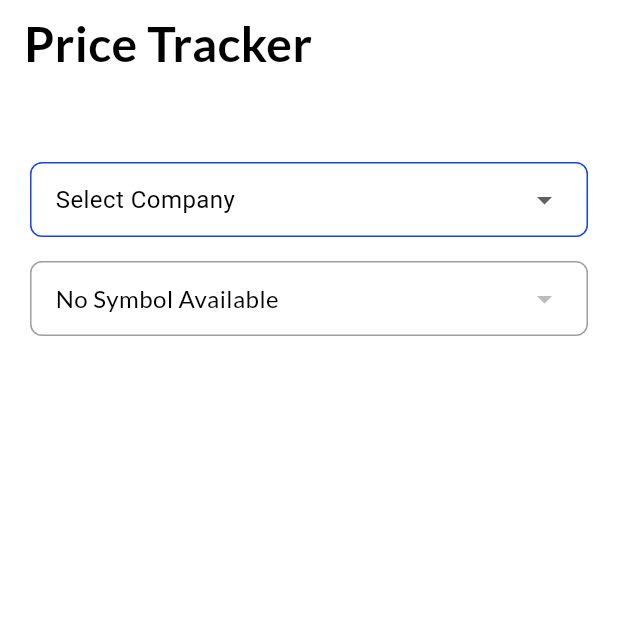
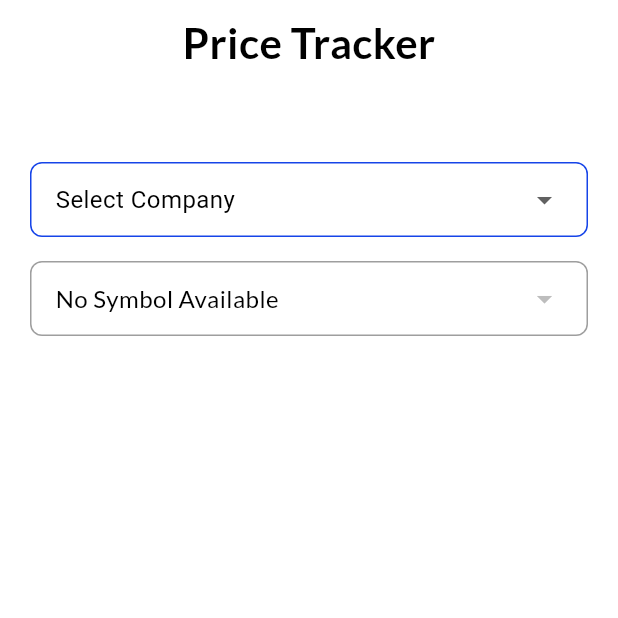
Before and after one commit to Fatimamostafa/price_tracker, a Flutter app: the screen it shows after launch, on a phone screen of 412 x 824 dp, the top half of it. Run offline on Flutter 3.47's test engine with Material 2 defaults, Android fonts, the phone set to English and light mode, and no system bars; our stand-ins replace flutter_bloc, freezed_annotation, get_it; network calls fail.

Commit message:
price color change

```diff
--- a/lib/src/core/values/colors.dart
+++ b/lib/src/core/values/colors.dart
@@ -4,6 +4,8 @@ class AppColors {
   static const Color yellow = Color(0xffFEF074);
   static const Color purple = Color(0xff4E4CEC);
   static const Color blue = Color(0xff1644E8);
+  static const Color red = Color(0xffC72D2D);
+  static const Color green = Color(0xff009B2B);
   static const Color background = Color(0xffEFEFEF);
   static const Color subtitle = Color.fromRGBO(0, 0, 0, 0.87);
   static const Color title = Color.fromRGBO(0, 0, 0, 0);
--- a/lib/src/core/values/constants.dart
+++ b/lib/src/core/values/constants.dart
@@ -18,5 +18,6 @@ class Constants {
   static const String  dropdownSymbolHint = 'Select Symbol';
   static const String  dropdownEmptySymbolHint = 'No Symbol Available';
   static const String  appTitle = "Price Tracker";
+  static const String price = 'Price: ';
 
 }
--- a/lib/src/core/widgets/text.dart
+++ b/lib/src/core/widgets/text.dart
@@ -67,7 +67,7 @@ extension TextTypeExtension on TextType {
       case TextType.bold:
         return TextStyle(
           fontWeight: FontWeight.w700,
-          fontSize: applySpacing(4),
+          fontSize: applySpacing(3.5),
         );
     }
   }
--- a/lib/src/features/home/presentation/cubit/price/price_cubit.dart
+++ b/lib/src/features/home/presentation/cubit/price/price_cubit.dart
@@ -1,4 +1,5 @@
 import 'dart:convert';
+import 'package:flutter/material.dart';
 import 'package:flutter_bloc/flutter_bloc.dart';
 import 'package:pricetracker/src/core/values/constants.dart';
 import 'package:pricetracker/src/features/home/data/models/price/price_error.dart';
@@ -10,6 +11,7 @@ part 'price_state.dart';
 class PriceCubit extends Cubit<PriceState> {
   final _channel = IOWebSocketChannel.connect(Uri.parse(Constants.baseUrl));
   String? _subscriptionId;
+  double _previousPrice = 0;
 
   PriceCubit() : super(const PriceInitial()) {
     _channel.stream.listen((event) {
@@ -19,6 +21,10 @@ class PriceCubit extends Cubit<PriceState> {
       } else if (map.containsKey('tick')) {
         onLoadedPrice(map);
       }
+    }, onDone: () {
+      debugPrint('ws channel closed');
+    }, onError: (error) {
+      debugPrint('ws error $error');
     });
   }
 
@@ -42,7 +48,8 @@ class PriceCubit extends Cubit<PriceState> {
     final data = PriceModel.fromJson(map);
     _subscriptionId = data.subscription.id;
     final price = data.tick.quote;
-    emit(PriceLoaded(price: price));
+    emit(PriceLoaded(currentPrice: price, previousPrice: _previousPrice));
+    _previousPrice = price;
   }
 
   void onPriceError(Map<String, dynamic> map) {
--- a/lib/src/features/home/presentation/cubit/price/price_state.dart
+++ b/lib/src/features/home/presentation/cubit/price/price_state.dart
@@ -9,10 +9,12 @@ class PriceInitial extends PriceState {
 }
 
 class PriceLoaded extends PriceState {
-  final double price;
+  final double currentPrice;
+  final double previousPrice;
 
   const PriceLoaded({
-    required this.price,
+    required this.currentPrice,
+    required this.previousPrice,
   });
 }
 
--- a/lib/src/features/home/presentation/pages/home_page.dart
+++ b/lib/src/features/home/presentation/pages/home_page.dart
@@ -20,6 +20,7 @@ class HomePage extends StatelessWidget {
       backgroundColor: Colors.white,
       appBar: AppBar(
         backgroundColor: Colors.white,
+        centerTitle: true,
         title: const AppText(
           text: Constants.appTitle,
           textType: TextType.bold,
```
Also changed, not shown: lib/src/features/home/presentation/widgets/price.dart (+26 -4 lines).
